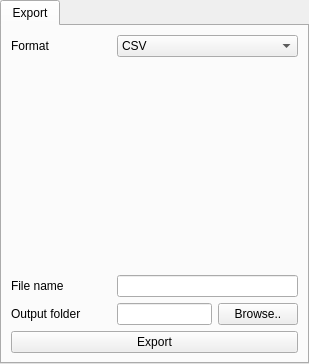
Above: private/loggersettingswidget.ui from QkThings/qkwidget before the change. Below: the same form after it.
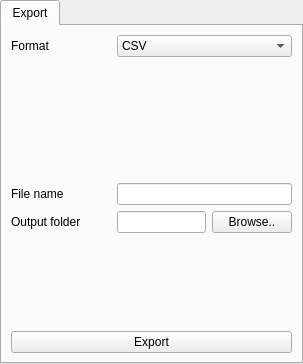
That is the form after the change.

The edit to the form file:
```diff
--- a/private/loggersettingswidget.ui
+++ b/private/loggersettingswidget.ui
@@ -6,7 +6,7 @@
    <rect>
     <x>0</x>
     <y>0</y>
-    <width>309</width>
+    <width>303</width>
     <height>364</height>
    </rect>
   </property>
@@ -68,19 +68,6 @@
          </item>
         </layout>
        </item>
-       <item>
-        <spacer name="verticalSpacer_2">
-         <property name="orientation">
-          <enum>Qt::Vertical</enum>
-         </property>
-         <property name="sizeHint" stdset="0">
-          <size>
-           <width>20</width>
-           <height>192</height>
-          </size>
-         </property>
-        </spacer>
-       </item>
        <item>
         <layout class="QFormLayout" name="formLayout_2">
          <item row="0" column="0">
```
Left out of the diff: 2 changed lines with no effect on the pictures.
